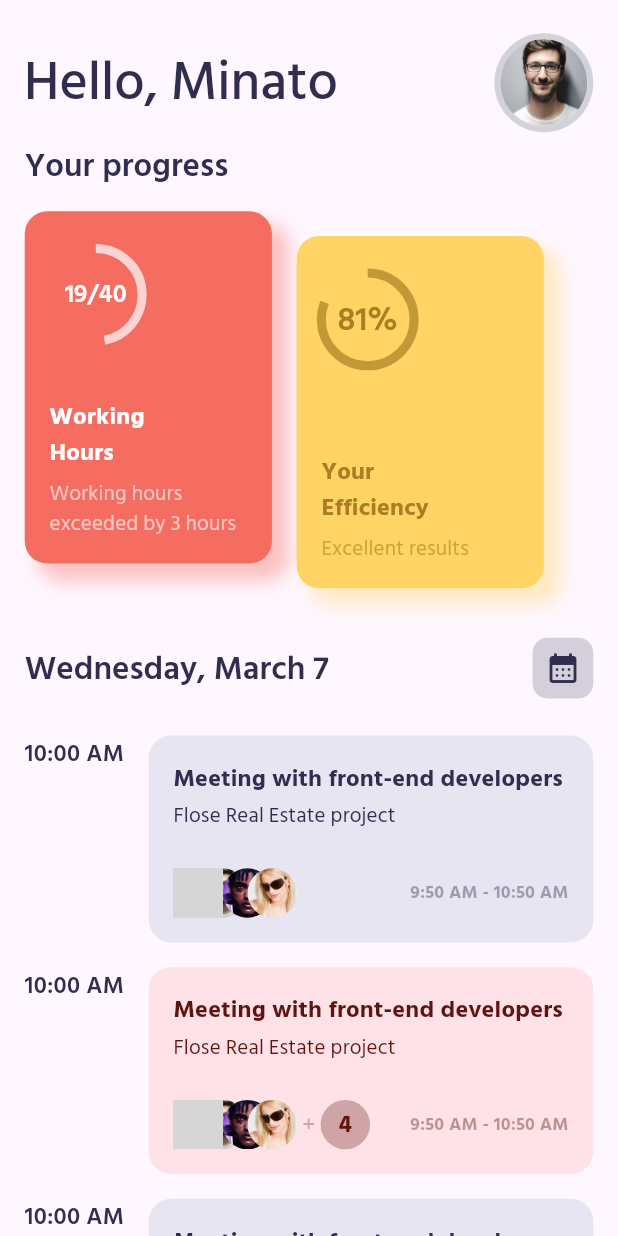
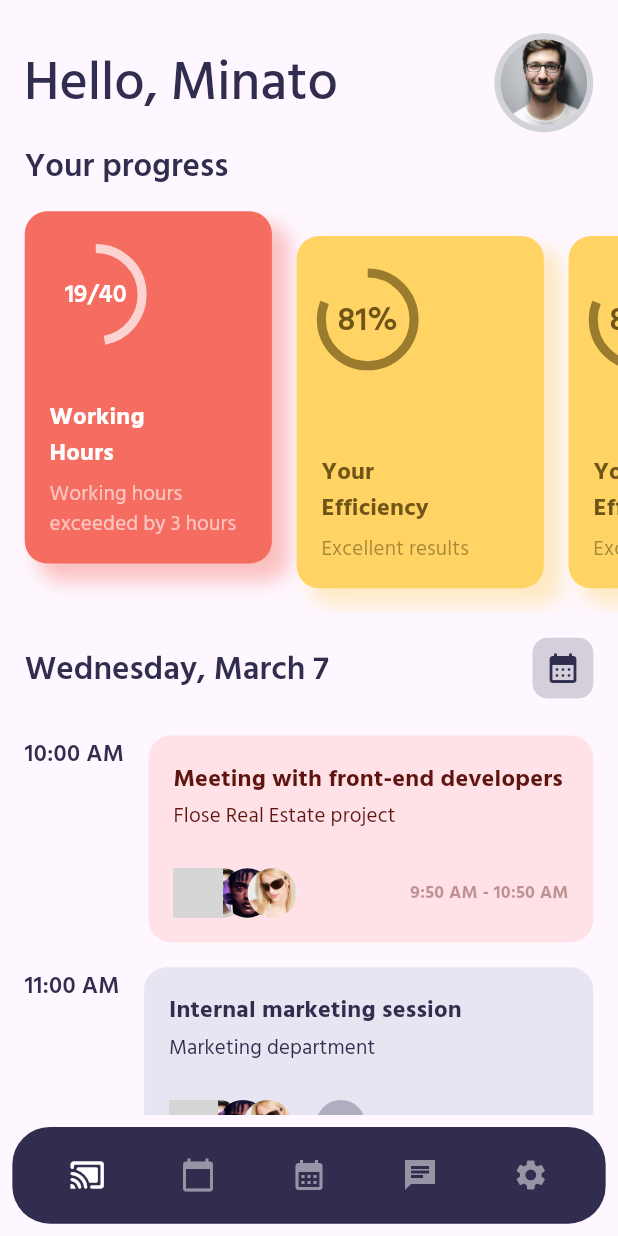
Before and after one commit to minato223/todo_chal1, a Flutter app: the screen it shows after launch, on a phone screen of 412 x 824 dp. Run offline on Flutter 3.47's test engine with Material 2 defaults, Android fonts, the light colour scheme and no system bars; grey boxes are pictures that could not be loaded.

Commit message:
Ajout de la barre de navigation

```diff
--- a/lib/constants/app_colors.dart
+++ b/lib/constants/app_colors.dart
@@ -1,6 +1,7 @@
 import 'package:flutter/material.dart';
 
 class AppColors {
+  //Shared
   static Color primaryColor = const Color.fromARGB(255, 49, 45, 78);
   static Color scaffoldBackgroundColor = const Color(0xfffafafc);
   static Color borderColor = const Color(0xffd3d2d9);
@@ -13,6 +14,9 @@ class AppColors {
   //Progress
   static Color progressPrimaryTextColor = Colors.white;
   static Color progressPrimaryBackgroundColor = const Color(0xfff56c61);
-  static Color progressSecondaryTextColor = const Color(0xffa88024);
+  static Color progressSecondaryTextColor = const Color(0xFF705517);
   static Color progressSecondaryBackgroundColor = const Color(0xffffd465);
+
+  //Bottom Navigation
+  static Color inactiveIconColor = const Color(0xff9695a5);
 }
--- a/lib/fixtures/progress_fixture.dart
+++ b/lib/fixtures/progress_fixture.dart
@@ -12,5 +12,20 @@ class ProgressFixture {
             title: "Your\nEfficiency",
             subtitle: "Excellent results",
             progression: 32.8),
+        ProgressModel(
+            id: 3,
+            title: "Your\nEfficiency",
+            subtitle: "Excellent results",
+            progression: 32.8),
+        ProgressModel(
+            id: 4,
+            title: "Your\nEfficiency",
+            subtitle: "Excellent results",
+            progression: 32.8),
+        ProgressModel(
+            id: 5,
+            title: "Your\nEfficiency",
+            subtitle: "Excellent results",
+            progression: 32.8),
       ];
 }
--- a/lib/fixtures/task_fixture.dart
+++ b/lib/fixtures/task_fixture.dart
@@ -14,23 +14,23 @@ class TaskFixture {
             subtitle: "Flose Real Estate project",
             duration: "9:50 AM - 10:50 AM",
             startTime: "10:00 AM",
-            status: true,
+            status: false,
             avatars: avatars,
             id: 1),
         TaskModel(
-            title: "Meeting with front-end developers",
-            subtitle: "Flose Real Estate project",
-            duration: "9:50 AM - 10:50 AM",
-            startTime: "10:00 AM",
-            status: false,
+            title: "Internal marketing session",
+            subtitle: "Marketing department",
+            duration: "11:50 AM - 12:50 AM",
+            startTime: "11:00 AM",
+            status: true,
             avatars: [...avatars, ...avatars],
             id: 2),
         TaskModel(
             title: "Meeting with front-end developers",
             subtitle: "Flose Real Estate project",
-            duration: "9:50 AM - 10:50 AM",
-            startTime: "10:00 AM",
-            status: true,
+            duration: "13:50 AM - 15:00 AM",
+            startTime: "13:40 AM",
+            status: false,
             id: 3),
       ];
 }
--- a/lib/views/components/menu/menu.dart
+++ b/lib/views/components/menu/menu.dart
@@ -1,4 +1,7 @@
 import 'package:flutter/material.dart';
+import 'package:todo_chal1/constants/app_colors.dart';
+import 'package:todo_chal1/constants/app_sizes.dart';
+import 'package:todo_chal1/views/components/menu/models/page_model.dart';
 import 'package:todo_chal1/views/home/home.dart';
 
 class Menu extends StatefulWidget {
@@ -10,16 +13,50 @@ class Menu extends StatefulWidget {
 
 class _MenuState extends State<Menu> {
   int currentIndex = 0;
-  final List<Widget> pages = [const Home()];
+  final List<PageModel> pages = [
+    PageModel(
+        id: 1, iconData: Icons.cast_connected_rounded, page: const Home()),
+    PageModel(id: 2, iconData: Icons.calendar_today, page: const Home()),
+    PageModel(id: 3, iconData: Icons.calendar_month, page: const Home()),
+    PageModel(id: 4, iconData: Icons.chat_sharp, page: const Home()),
+    PageModel(id: 5, iconData: Icons.settings, page: const Home()),
+  ];
   @override
   Widget build(BuildContext context) {
-    // AppSizes size = AppSizes(context);
+    AppSizes size = AppSizes(context);
+    ThemeData themeData = Theme.of(context);
     return Scaffold(
       body: PageView.builder(
           itemBuilder: (context, index) {
-            return pages[currentIndex];
+            return pages[currentIndex].page;
           },
           itemCount: pages.length),
+      bottomNavigationBar: Container(
+        margin: EdgeInsets.all(size.CONTENT_SPACE / 2),
+        padding: EdgeInsets.symmetric(vertical: size.CONTENT_SPACE * .5),
+        decoration: BoxDecoration(
+            color: themeData.primaryColor,
+            borderRadius: BorderRadius.circular(25)),
+        child: Row(
+          mainAxisAlignment: MainAxisAlignment.spaceEvenly,
+          children: pages
+              .asMap()
+              .entries
+              .map((entry) => IconButton(
+                  onPressed: () {
+                    setState(() {
+                      currentIndex = entry.key;
+                    });
+                  },
+                  icon: Icon(
+                    entry.value.iconData,
+                    color: currentIndex == entry.key
+                        ? Colors.white
+                        : AppColors.inactiveIconColor,
+                  )))
+              .toList(),
+        ),
+      ),
     );
   }
 }
--- /dev/null
+++ b/lib/views/components/menu/models/page_model.dart
@@ -0,0 +1,8 @@
+import 'package:flutter/cupertino.dart';
+
+class PageModel {
+  int id;
+  IconData iconData;
+  Widget page;
+  PageModel({required this.id, required this.iconData, required this.page});
+}
```
